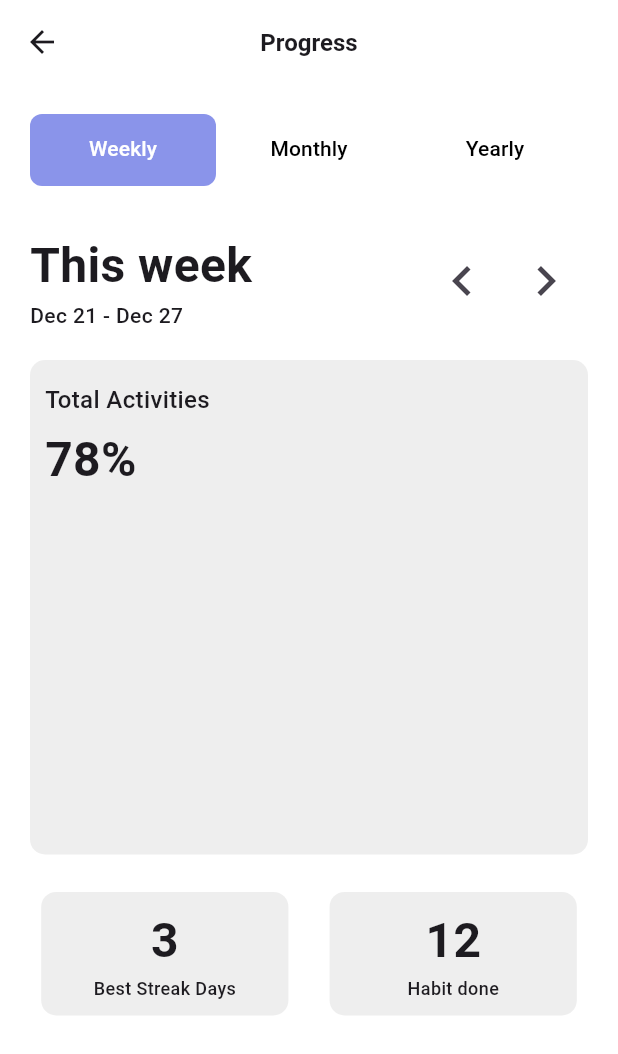
After one commit to cshazem1/habit_tracking, a Flutter app: the ProgressView screen opened directly, on a phone screen of 412 x 824 dp. The commit adds this screen. Shown: the top 1054 px of the screen. Run offline on Flutter 3.47's test engine with Material 3 defaults, Android fonts, the phone set to English and light mode, and no system bars; our stand-ins replace audioplayers, bloc, easy_date_timeline, fl_chart, flutter_bloc, flutter_screenutil; Roboto replaces fonts that are missing (Montserrat); project files that could hold a hidden picture were left out.

Commit message:
finished progress screen

```diff
--- a/lib/core/utlis/styles.dart
+++ b/lib/core/utlis/styles.dart
@@ -11,6 +11,12 @@ static const TextStyle textMedium12 = TextStyle(
     fontWeight: FontWeight.w500,
     fontFamily: 'Montserrat'
 );
+static const TextStyle textMedium14grey = TextStyle(
+    fontSize: 14,
+    fontWeight: FontWeight.w500,
+    fontFamily: 'Montserrat'
+);
+
 static const TextStyle textMedium16 = TextStyle(
     fontSize: 16,
     fontWeight: FontWeight.w500,
--- /dev/null
+++ b/lib/features/progress/presentation/manager/progress_cubit.dart
@@ -0,0 +1,12 @@
+import 'package:flutter_bloc/flutter_bloc.dart';
+
+enum ProgressType { weekly, monthly, yearly }
+
+class ProgressCubit extends Cubit<ProgressType> {
+  ProgressCubit() : super(ProgressType.weekly);
+
+  void showWeeklyProgress() => emit(ProgressType.weekly);
+  void showMmonthlyProgress() => emit(ProgressType.monthly);
+  void showYearlyProgress() => emit(ProgressType.yearly);
+
+}
--- /dev/null
+++ b/lib/features/progress/presentation/progress_view.dart
@@ -0,0 +1,22 @@
+import 'package:flutter/material.dart';
+import 'package:habit_tracking/core/utlis/styles.dart';
+import 'package:habit_tracking/features/progress/presentation/widgets/progress_view_body.dart';
+
+class ProgressView extends StatelessWidget {
+  const ProgressView({super.key});
+
+  @override
+  Widget build(BuildContext context) {
+    return Scaffold(
+      appBar: AppBar(
+          title: const Text(
+            "Progress",
+            style: Styles.textSemiBold16,
+          ),
+          centerTitle: true,
+          leading:
+              IconButton(onPressed: () {}, icon: const Icon(Icons.arrow_back))),
+      body: const ProgressViewBody(),
+    );
+  }
+}
--- /dev/null
+++ b/lib/features/progress/presentation/widgets/move_arrow_buttons.dart
@@ -0,0 +1,19 @@
+
+
+import 'package:flutter/material.dart';
+
+class MoveArrowButtons extends StatelessWidget {
+  const MoveArrowButtons({super.key, required this.onQlick,required this.onQlick2});
+  final void  Function() onQlick ;
+  final void  Function() onQlick2 ;
+
+  @override
+  Widget build(BuildContext context) {
+    return Row(
+      children: [
+        IconButton(onPressed: onQlick, icon: const Icon(Icons.navigate_before,size: 40,)),
+        IconButton(onPressed: onQlick2, icon: const Icon(Icons.navigate_next,size: 40,))
+      ],
+    );
+  }
+}
--- /dev/null
+++ b/lib/features/progress/presentation/widgets/progress_card.dart
@@ -0,0 +1,31 @@
+
+
+
+import 'package:flutter/material.dart';
+import 'package:habit_tracking/core/utlis/styles.dart';
+
+class ProgressCard extends StatelessWidget {
+  const ProgressCard({super.key, required this.num, required this.title});
+  final String num;
+  final String title;
+
+  @override
+  Widget build(BuildContext context) {
+    return Container(
+      height: MediaQuery.of(context).size.height *0.1,
+      width: MediaQuery.of(context).size.width*0.4,
+      padding: const EdgeInsets.symmetric(vertical: 5),
+      decoration: BoxDecoration(
+       color: Colors.grey.shade200,
+        borderRadius: BorderRadius.circular(10)
+      ),
+      child: Column(
+        mainAxisAlignment: MainAxisAlignment.center,
+        children: [
+          Text(num ,style: Styles.textSemiBold20,),
+          Text(title,style: Styles.textMedium12,)
+        ],
+      ),
+    );
+  }
+}
--- /dev/null
+++ b/lib/features/progress/presentation/widgets/progress_chart_container.dart
@@ -0,0 +1,43 @@
+
+
+import 'package:flutter/material.dart';
+import 'package:habit_tracking/core/utlis/styles.dart';
+
+import 'habits_bar_chart.dart';
+
+class ProgressChartContainer extends StatelessWidget {
+   const ProgressChartContainer({super.key});
+
+
+  @override
+  Widget build(BuildContext context) {
+    List<int> habitsPerDay = [3, 5, 2, 4, 6, 3, 1];
+    return Container(
+      padding: const EdgeInsetsDirectional.all(10),
+      margin: const EdgeInsets.all(20),
+      width: double.maxFinite,
+      height: MediaQuery.of(context).size.height *0.4,
+      decoration: BoxDecoration(
+        color: Colors.grey.shade200,
+        borderRadius: BorderRadius.circular(10)
+      ),
+      child:  const Column(
+        crossAxisAlignment: CrossAxisAlignment.start,
+        children: [
+          SizedBox(height: 5,),
+          Text("Total Activities",style: Styles.textMedium16,),
+          SizedBox(height: 5,),
+          Text("78%" , style: Styles.textSemiBold32,),
+          SizedBox(height: 5,),
+          // SizedBox(
+          //     height: double.maxFinite,
+          //     width: 500,
+          //     child: HabitsBarChart(habitsPerDay: habitsPerDay,))
+
+
+        ],
+      ),
+
+    );
+  }
+}
--- /dev/null
+++ b/lib/features/progress/presentation/widgets/progress_list_tile.dart
@@ -0,0 +1,32 @@
+
+
+import 'package:flutter/material.dart';
+import 'package:habit_tracking/core/utlis/styles.dart';
+import 'package:habit_tracking/features/progress/presentation/widgets/move_arrow_buttons.dart';
+
+class ProgressListTile extends StatelessWidget {
+  const ProgressListTile({super.key});
+
+  @override
+  Widget build(BuildContext context) {
+    return Padding(
+      padding: const EdgeInsets.symmetric(horizontal: 20),
+      child: Row(
+        mainAxisSize: MainAxisSize.max,
+        mainAxisAlignment: MainAxisAlignment.spaceBetween,
+        children: [
+           const Column(
+            crossAxisAlignment: CrossAxisAlignment.start,
+            children: [
+              Text("This week",style: Styles.textSemiBold20,),
+              Text("Dec 21 - Dec 27" , style: Styles.textMedium14grey,)
+            ],
+
+          ),
+          MoveArrowButtons(onQlick: (){}, onQlick2: (){})
+
+        ],
+      ),
+    );
+  }
+}
--- /dev/null
+++ b/lib/features/progress/presentation/widgets/progress_tab_bar.dart
@@ -0,0 +1,31 @@
+import 'package:flutter/material.dart';
+
+class ProgressTabBar extends StatelessWidget {
+  const ProgressTabBar({super.key});
+
+
+  @override
+  Widget build(BuildContext context) {
+    return  const DefaultTabController(
+      length: 3,
+      child: Padding(
+        padding: EdgeInsets.all(20.0),
+        child: TabBar(
+          dividerHeight: 0,
+          unselectedLabelColor: Colors.black,
+          indicatorSize: TabBarIndicatorSize.tab ,
+          labelColor: Colors.white,
+          indicator: BoxDecoration(
+            color: Color(0xba5F6CE2),
+            borderRadius: BorderRadius.all(Radius.circular(8))
+          ),
+          tabs: [
+            Tab(text: "Weekly",),
+            Tab(text: "Monthly",),
+            Tab(text: "Yearly",),
+          ],
+        ),
+      ),
+    );
+  }
+}
--- /dev/null
+++ b/lib/features/progress/presentation/widgets/progress_view_body.dart
@@ -0,0 +1,34 @@
+import 'package:flutter/material.dart';
+import 'package:habit_tracking/features/progress/presentation/widgets/progress_card.dart';
+import 'package:habit_tracking/features/progress/presentation/widgets/progress_chart_container.dart';
+import 'package:habit_tracking/features/progress/presentation/widgets/progress_list_tile.dart';
+import 'package:habit_tracking/features/progress/presentation/widgets/progress_tab_bar.dart';
+
+class ProgressViewBody extends StatelessWidget {
+  const ProgressViewBody({super.key});
+
+  @override
+  Widget build(BuildContext context) {
+    return  const Column(
+      crossAxisAlignment: CrossAxisAlignment.center,
+      mainAxisAlignment: MainAxisAlignment.start,
+      children: [
+        ProgressTabBar(),
+        SizedBox(height: 10,),
+        SizedBox(
+          width: double.maxFinite,
+            child: ProgressListTile()),
+        ProgressChartContainer(),
+        SizedBox(height: 5,),
+        Row(
+          mainAxisSize: MainAxisSize.max,
+          mainAxisAlignment: MainAxisAlignment.spaceEvenly,
+          children: [
+            ProgressCard(num: "3", title: "Best Streak Days"),
+            ProgressCard(num: "12", title: "Habit done")
+          ],
+        )
+      ],
+    );
+  }
+}
--- a/pubspec.yaml
+++ b/pubspec.yaml
@@ -41,6 +41,8 @@ dependencies:
   audioplayers: ^6.1.0
   easy_date_timeline: ^1.1.3
   timeline_calendar: ^1.0.2
+  fl_chart: ^0.69.0
+
 
 dev_dependencies:
   flutter_test:
```
Also changed, not shown: lib/features/progress/presentation/widgets/habits_bar_chart.dart (added, +113 -0 lines), lib/features/progress/presentation/widgets/time_period_button.dart (added, +20 -0 lines), lib/features/progress/presentation/widgets/time_period_container.dart (added, +54 -0 lines), pubspec.lock.
